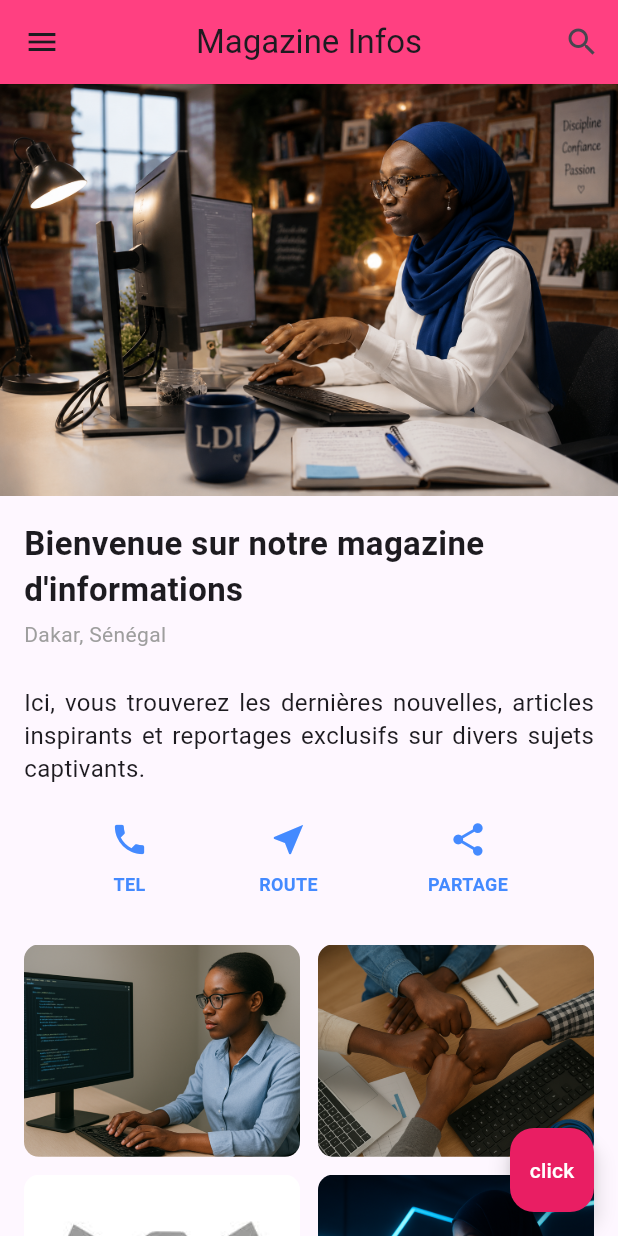
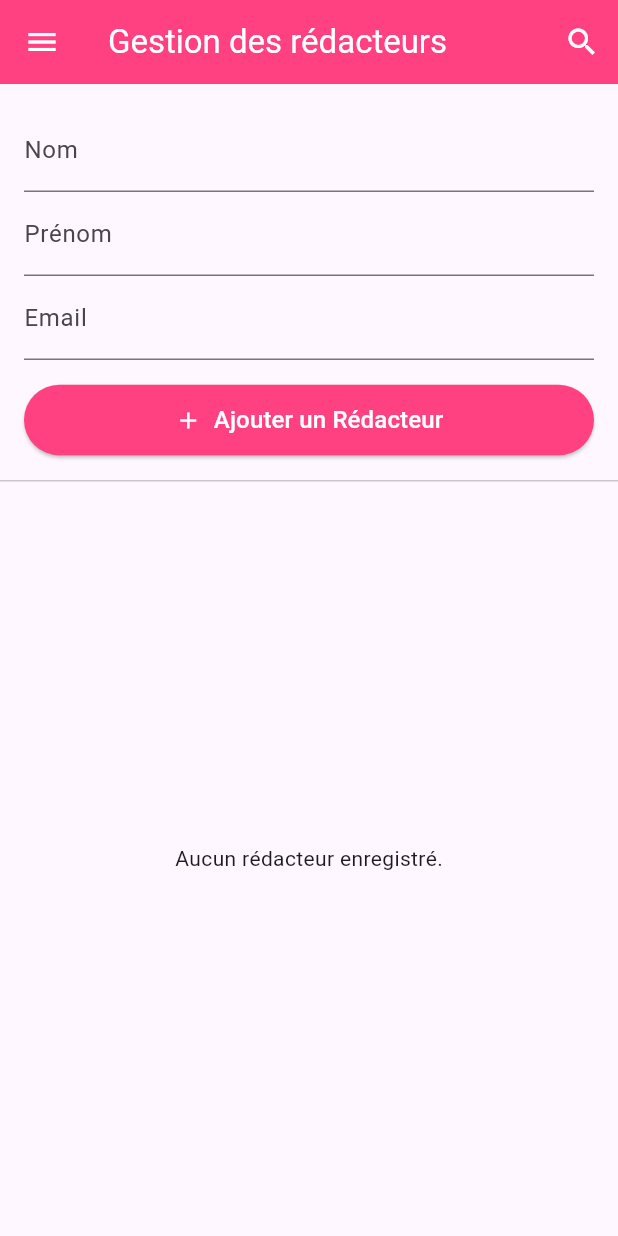
Before and after one commit to coumbaseye2-eng/Activit-_1, a Flutter app: the screen it shows after launch, after a tap on the "menu" icon, on a phone screen of 412 x 824 dp. Run offline on Flutter 3.47's test engine with Material 3 defaults, Android fonts, the phone set to English and light mode, and no system bars; our stand-ins replace sqflite; accounts and stored records are empty.

Commit message:
Ajout de la recherche, gestion des erreurs et corrections finales

```diff
--- /dev/null
+++ b/lib/Services/database_manager.dart
@@ -0,0 +1,99 @@
+import 'package:path/path.dart';
+import 'package:sqflite/sqflite.dart';
+import '../modele/redactor.dart';
+
+class DatabaseManager {
+  static Database? _database;
+
+  Future<Database> get database async {
+    if (_database != null) return _database!;
+    _database = await _initDatabase();
+    return _database!;
+  }
+
+  Future<Database> _initDatabase() async {
+    String path = join(await getDatabasesPath(), 'redactors_database.db');
+    return await openDatabase(
+      path,
+      version: 1,
+      onCreate: (db, version) async {
+        await db.execute('''
+          CREATE TABLE redacteurs (
+            id INTEGER PRIMARY KEY AUTOINCREMENT,
+            nom TEXT NOT NULL,
+            prenom TEXT NOT NULL,
+            email TEXT NOT NULL UNIQUE
+          )
+        ''');
+      },
+      onUpgrade: (db, oldVersion, newVersion) async {},
+    );
+  }
+
+  Future<int> insertRedacteur(Redactor redacteur) async {
+    try {
+      final db = await database;
+      return await db.insert(
+        'redacteurs',
+        redacteur.toMap(),
+        conflictAlgorithm: ConflictAlgorithm.abort,
+      );
+    } on DatabaseException catch (e) {
+      if (e.isUniqueConstraintError()) {
+        throw Exception('Un rédacteur avec cet email existe déjà.');
+      }
+      rethrow;
+    }
+  }
+
+  Future<List<Redactor>> getAllRedacteurs() async {
+    final db = await database;
+    final List<Map<String, dynamic>> maps =
+    await db.query('redacteurs', orderBy: 'nom ASC');
+    return List.generate(maps.length, (i) => Redactor.fromMap(maps[i]));
+  }
+
+  Future<Redactor?> getRedacteurById(int id) async {
+    final db = await database;
+    final List<Map<String, dynamic>> maps = await db.query(
+      'redacteurs',
+      where: 'id = ?',
+      whereArgs: [id],
+      limit: 1,
+    );
+    if (maps.isEmpty) return null;
+    return Redactor.fromMap(maps.first);
+  }
+
+  Future<int> updateRedacteur(Redactor redacteur) async {
+    if (redacteur.id == null) {
+      throw ArgumentError('Impossible de modifier un rédacteur sans id.');
+    }
+    try {
+      final db = await database;
+      final Map<String, dynamic> data = redacteur.toMap();
+      data.remove('id');
+
+      return await db.update(
+        'redacteurs',
+        data,
+        where: 'id = ?',
+        whereArgs: [redacteur.id],
+      );
+    } on DatabaseException catch (e) {
+      if (e.isUniqueConstraintError()) {
+        throw Exception('Un rédacteur avec cet email existe déjà.');
+      }
+      rethrow;
+    }
+  }
+
+  Future<int> deleteRedacteur(int id) async {
+    final db = await database;
+    return await db.delete(
+      'redacteurs',
+      where: 'id = ?',
+      whereArgs: [id],
+    );
+  }
+}
--- a/lib/main.dart
+++ b/lib/main.dart
@@ -1,193 +1,22 @@
 import 'package:flutter/material.dart';
+import 'views/redactor_interface.dart';
 
 void main() {
-  runApp(const MonAppli());
+  runApp(const MonApplication());
 }
 
-class MonAppli extends StatelessWidget {
-  const MonAppli({super.key});
+class MonApplication extends StatelessWidget {
+  const MonApplication({super.key});
 
   @override
   Widget build(BuildContext context) {
     return MaterialApp(
-      title: 'Magazine',
+      title: 'Gestion des Rédacteurs',
       debugShowCheckedModeBanner: false,
       theme: ThemeData(
-        primarySwatch: Colors.grey,
+        primarySwatch: Colors.pink,
       ),
-      home: const PageAccueil(),
+      home: const RedacteurInterface(),
     );
   }
 }
-
-class PageAccueil extends StatelessWidget {
-  const PageAccueil({super.key});
-
-  @override
-  Widget build(BuildContext context) {
-    return Scaffold(
-      appBar: AppBar(
-        title: const Text('Magazine Infos'),
-        centerTitle: true,
-        backgroundColor: Colors.pinkAccent,
-        leading: IconButton(
-          icon: const Icon(Icons.menu),
-          onPressed: () {},
-        ),
-        actions: [
-          IconButton(
-            icon: const Icon(Icons.search),
-            onPressed: () {},
-          ),
-        ],
-      ),
-       body: const SingleChildScrollView(
-        child: Column(
-          children: [
-            Image(
-              image: AssetImage('assets/images/mag_inf.png'),
-              width: double.infinity,
-              fit: BoxFit.cover,
-            ),
-            PartieTitre(),
-            PartieTexte(),
-            PartieIcone(),
-            PartieRubrique(),
-          ],
-        ),
-      ),
-      floatingActionButton: FloatingActionButton(
-        backgroundColor: Colors.pink,
-        onPressed: () {
-          print('Tu as cliqué dessus');
-        },
-        child: const Text('click', style: TextStyle(color: Colors.white)),
-      ),
-    );
-  }
-}
-
-class PartieTitre extends StatelessWidget {
-  const PartieTitre({super.key});
-
-  @override
-  Widget build(BuildContext context) {
-    return const Padding(
-      padding: EdgeInsets.all(16.0),
-      child: Row(
-        children: [
-          Expanded(
-            child: Column(
-              crossAxisAlignment: CrossAxisAlignment.start,
-              children: [
-                Text(
-                  'Bienvenue sur notre magazine d\'informations',
-                  style: TextStyle(fontSize: 22, fontWeight: FontWeight.bold),
-                ),
-                SizedBox(height: 4),
-                Text(
-                  'Dakar, Sénégal',
-                  style: TextStyle(color: Colors.grey, fontSize: 14),
-                ),
-              ],
-            ),
-          ),
-        ],
-      ),
-    );
-  }
-}
-class PartieTexte extends StatelessWidget {
-  const PartieTexte({super.key});
-
-  @override
-  Widget build(BuildContext context) {
-    return const Padding(
-      padding: EdgeInsets.symmetric(horizontal: 16.0, vertical: 8.0),
-      child: Text(
-        'Ici, vous trouverez les dernières nouvelles, articles inspirants et reportages exclusifs sur divers sujets captivants.',
-        style: TextStyle(fontSize: 16, height: 1.4),
-        textAlign: TextAlign.justify,
-      ),
-    );
-  }
-}
-class PartieIcone extends StatelessWidget {
-  const PartieIcone({super.key});
-
-  @override
-  Widget build(BuildContext context) {
-    return Padding(
-      padding: const EdgeInsets.symmetric(vertical: 16.0),
-      child: Row(
-        mainAxisAlignment: MainAxisAlignment.spaceEvenly,
-        children: [
-          _construireBoutonAction(Icons.phone, 'TEL', Colors.blueAccent),
-          _construireBoutonAction(Icons.near_me, 'ROUTE', Colors.blueAccent),
-          _construireBoutonAction(Icons.share, 'PARTAGE', Colors.blueAccent),
-        ],
-      ),
-    );
-  }
-  Widget _construireBoutonAction(IconData icone, String libelle, Color couleur) {
-    return Column(
-      mainAxisSize: MainAxisSize.min,
-      children: [
-        Icon(icone, color: couleur, size: 26),
-        const SizedBox(height: 8),
-        Text(
-          libelle,
-          style: TextStyle(fontSize: 12, fontWeight: FontWeight.w600, color: couleur),
-        ),
-      ],
-    );
-  }
-}
-class PartieRubrique extends StatelessWidget {
-  const PartieRubrique({super.key});
-
-  @override
-  Widget build(BuildContext context) {
-    return Padding(
-      padding: const EdgeInsets.all(16.0),
-      child: GridView.count(
-        shrinkWrap: true,
-        physics: const NeverScrollableScrollPhysics(),
-        crossAxisCount: 2,
-        crossAxisSpacing: 12.0,
-        mainAxisSpacing: 12.0,
-        childAspectRatio: 1.3,
-        children: [
-          ClipRRect(
-            borderRadius: BorderRadius.circular(10.0),
-            child: const Image(
-              image: AssetImage('assets/images/Dev_mob.png'),
-              fit: BoxFit.cover,
-            ),
-          ),
-          ClipRRect(
-            borderRadius: BorderRadius.circular(10.0),
-            child: const Image(
-              image: AssetImage('assets/images/equipe.png'),
-              fit: BoxFit.cover,
-            ),
-          ),
-          ClipRRect(
-            borderRadius: BorderRadius.circular(10.0),
-            child: const Image(
-              image: AssetImage('assets/images/collab.jpg'),
-              fit: BoxFit.cover,
-            ),
-          ),
-          ClipRRect(
-            borderRadius: BorderRadius.circular(10.0),
-            child: const Image(
-              image: AssetImage('assets/images/voilée_tech.png'),
-              fit: BoxFit.cover,
-            ),
-          ),
-        ],
-      ),
-    );
-  }
-}
--- /dev/null
+++ b/lib/modele/redactor.dart
@@ -0,0 +1,33 @@
+class Redactor {
+  int? id;
+  String nom;
+  String prenom;
+  String email;
+  Redactor({
+    this.id,
+    required this.nom,
+    required this.prenom,
+    required this.email,
+  });
+  Redactor.sansId({
+    required this.nom,
+    required this.prenom,
+    required this.email,
+  });
+  Map<String, dynamic> toMap() {
+    return {
+      if (id != null) 'id': id,
+      'nom': nom,
+      'prenom': prenom,
+      'email': email,
+    };
+  }
+  factory Redactor.fromMap(Map<String, dynamic> map) {
+    return Redactor(
+      id: map['id'] as int?,
+      nom: map['nom'] as String,
+      prenom: map['prenom'] as String,
+      email: map['email'] as String,
+    );
+  }
+}
--- /dev/null
+++ b/lib/views/redactor_interface.dart
@@ -0,0 +1,273 @@
+import 'package:flutter/material.dart';
+import '../modele/redactor.dart';
+import '../services/database_manager.dart';
+
+class RedacteurInterface extends StatefulWidget {
+  const RedacteurInterface({super.key});
+
+  @override
+  State<RedacteurInterface> createState() => _RedacteurInterfaceState();
+}
+
+class _RedacteurInterfaceState extends State<RedacteurInterface> {
+  final DatabaseManager _dbManager = DatabaseManager();
+
+  final TextEditingController _nomController = TextEditingController();
+  final TextEditingController _prenomController = TextEditingController();
+  final TextEditingController _emailController = TextEditingController();
+  final TextEditingController _rechercheController = TextEditingController();
+
+  List<Redactor> _redacteursList = [];
+  List<Redactor> _redacteursAffiches = [];
+  bool _rechercheActive = false;
+
+  @override
+  void initState() {
+    super.initState();
+    _refreshRedacteursList();
+  }
+
+  void _refreshRedacteursList() async {
+    final data = await _dbManager.getAllRedacteurs();
+    setState(() {
+      _redacteursList = data;
+      _appliquerRecherche();
+    });
+  }
+
+  void _appliquerRecherche() {
+    final texte = _rechercheController.text.trim().toLowerCase();
+    if (texte.isEmpty) {
+      _redacteursAffiches = _redacteursList;
+    } else {
+      _redacteursAffiches = _redacteursList.where((r) {
+        return r.nom.toLowerCase().contains(texte) ||
+            r.prenom.toLowerCase().contains(texte) ||
+            r.email.toLowerCase().contains(texte);
+      }).toList();
+    }
+  }
+
+  void _basculerRecherche() {
+    setState(() {
+      _rechercheActive = !_rechercheActive;
+      if (!_rechercheActive) {
+        _rechercheController.clear();
+        _appliquerRecherche();
+      }
+    });
+  }
+
+  void _ajouterRedacteur() async {
+    if (_nomController.text.trim().isEmpty ||
+        _prenomController.text.trim().isEmpty ||
+        _emailController.text.trim().isEmpty) {
+      ScaffoldMessenger.of(context).showSnackBar(
+        const SnackBar(content: Text('Veuillez remplir tous les champs')),
+      );
+      return;
+    }
+
+    Redactor nouveau = Redactor.sansId(
+      nom: _nomController.text.trim(),
+      prenom: _prenomController.text.trim(),
+      email: _emailController.text.trim(),
+    );
+
+    try {
+      await _dbManager.insertRedacteur(nouveau);
+      _nomController.clear();
+      _prenomController.clear();
+      _emailController.clear();
+      _refreshRedacteursList();
+      ScaffoldMessenger.of(context).showSnackBar(
+        const SnackBar(content: Text('Rédacteur ajouté avec succès !')),
+      );
+    } catch (e) {
+      ScaffoldMessenger.of(context).showSnackBar(
+        SnackBar(content: Text(e.toString().replaceFirst('Exception: ', ''))),
+      );
+    }
+  }
+
+  void _afficherDialogueModification(Redactor redacteur) {
+    final TextEditingController modifNomController = TextEditingController(text: redacteur.nom);
+    final TextEditingController modifPrenomController = TextEditingController(text: redacteur.prenom);
+    final TextEditingController modifEmailController = TextEditingController(text: redacteur.email);
+
+    showDialog(
+      context: context,
+      builder: (context) => AlertDialog(
+        title: const Text('Modifier Rédacteur'),
+        content: SingleChildScrollView(
+          child: Column(
+            mainAxisSize: MainAxisSize.min,
+            children: [
+              TextField(controller: modifNomController, decoration: const InputDecoration(labelText: 'Nouveau Nom')),
+              TextField(controller: modifPrenomController, decoration: const InputDecoration(labelText: 'Nouveau Prénom')),
+              TextField(controller: modifEmailController, decoration: const InputDecoration(labelText: 'Nouvel Email')),
+            ],
+          ),
+        ),
+        actions: [
+          TextButton(
+            onPressed: () => Navigator.pop(context),
+            child: const Text('Annuler'),
+          ),
+          ElevatedButton(
+            onPressed: () async {
+              redacteur.nom = modifNomController.text.trim();
+              redacteur.prenom = modifPrenomController.text.trim();
+              redacteur.email = modifEmailController.text.trim();
+
+              try {
+                await _dbManager.updateRedacteur(redacteur);
+                Navigator.pop(context);
+                _refreshRedacteursList();
+              } catch (e) {
+                ScaffoldMessenger.of(context).showSnackBar(
+                  SnackBar(content: Text(e.toString().replaceFirst('Exception: ', ''))),
+                );
+              }
+            },
+            child: const Text('Enregistrer'),
+          ),
+        ],
+      ),
+    );
+  }
+
+  void _confirmerSuppression(int id) {
+    showDialog(
+      context: context,
+      builder: (context) => AlertDialog(
+        title: const Text('Confirmation'),
+        content: const Text('Voulez-vous vraiment supprimer ce rédacteur ?'),
+        actions: [
+          TextButton(
+            onPressed: () => Navigator.pop(context),
+            child: const Text('Annuler'),
+          ),
+          ElevatedButton(
+            style: ElevatedButton.styleFrom(backgroundColor: Colors.red),
+            onPressed: () async {
+              try {
+                await _dbManager.deleteRedacteur(id);
+                Navigator.pop(context);
+                _refreshRedacteursList();
+              } catch (e) {
+                ScaffoldMessenger.of(context).showSnackBar(
+                  SnackBar(content: Text(e.toString().replaceFirst('Exception: ', ''))),
+                );
+              }
+            },
+            child: const Text('Supprimer', style: TextStyle(color: Colors.white)),
+          ),
+        ],
+      ),
+    );
+  }
+
+  @override
+  Widget build(BuildContext context) {
+    return Scaffold(
+      appBar: AppBar(
+        title: _rechercheActive
+            ? TextField(
+          controller: _rechercheController,
+          autofocus: true,
+          style: const TextStyle(color: Colors.white),
+          cursorColor: Colors.white,
+          decoration: const InputDecoration(
+            hintText: 'Rechercher un rédacteur...',
+            hintStyle: TextStyle(color: Colors.white70),
+            border: InputBorder.none,
+          ),
+          onChanged: (value) {
+            setState(() {
+              _appliquerRecherche();
+            });
+          },
+        )
+            : const Text('Gestion des rédacteurs', style: TextStyle(color: Colors.white)),
+        centerTitle: false,
+        backgroundColor: Colors.pinkAccent,
+        leading: IconButton(
+          icon: const Icon(Icons.menu, color: Colors.white),
+          onPressed: () {},
+        ),
+        actions: [
+          IconButton(
+            icon: Icon(_rechercheActive ? Icons.close : Icons.search, color: Colors.white),
+            onPressed: _basculerRecherche,
+          ),
+        ],
+      ),
+      body: Column(
+        children: [
+          if (!_rechercheActive)
+            Padding(
+              padding: const EdgeInsets.all(16.0),
+              child: Column(
+                children: [
+                  TextField(controller: _nomController, decoration: const InputDecoration(labelText: 'Nom')),
+                  TextField(controller: _prenomController, decoration: const InputDecoration(labelText: 'Prénom')),
+                  TextField(controller: _emailController, decoration: const InputDecoration(labelText: 'Email')),
+                  const SizedBox(height: 16),
+                  SizedBox(
+                    width: double.infinity,
+                    child: ElevatedButton.icon(
+                      onPressed: _ajouterRedacteur,
+                      icon: const Icon(Icons.add, color: Colors.white),
+                      label: const Text('Ajouter un Rédacteur', style: TextStyle(color: Colors.white, fontSize: 16)),
+                      style: ElevatedButton.styleFrom(
+                        backgroundColor: Colors.pinkAccent,
+                        padding: const EdgeInsets.symmetric(vertical: 12),
+                      ),
+                    ),
+                  ),
+                ],
+              ),
+            ),
+          const Divider(height: 1),
+          Expanded(
+            child: _redacteursAffiches.isEmpty
+                ? Center(
+              child: Text(
+                _rechercheController.text.trim().isEmpty
+                    ? 'Aucun rédacteur enregistré.'
+                    : 'Aucun résultat trouvé.',
+              ),
+            )
+                : ListView.builder(
+              itemCount: _redacteursAffiches.length,
+              itemBuilder: (context, index) {
+                final item = _redacteursAffiches[index];
+                return Card(
+                  margin: const EdgeInsets.symmetric(horizontal: 16, vertical: 6),
+                  child: ListTile(
+                    title: Text('${item.nom} ${item.prenom}', style: const TextStyle(fontWeight: FontWeight.bold)),
+                    subtitle: Text(item.email),
+                    trailing: Row(
+                      mainAxisSize: MainAxisSize.min,
+                      children: [
+                        IconButton(
+                          icon: const Icon(Icons.edit, color: Colors.grey),
+                          onPressed: () => _afficherDialogueModification(item),
+                        ),
+                        IconButton(
+                          icon: const Icon(Icons.delete, color: Colors.grey),
+                          onPressed: () => _confirmerSuppression(item.id!),
+                        ),
+                      ],
+                    ),
+                  ),
+                );
+              },
+            ),
+          ),
+        ],
+      ),
+    );
+  }
+}
```
Also changed, not shown: pubspec.yaml (+3 -17 lines), pubspec.lock, 3 other files.
